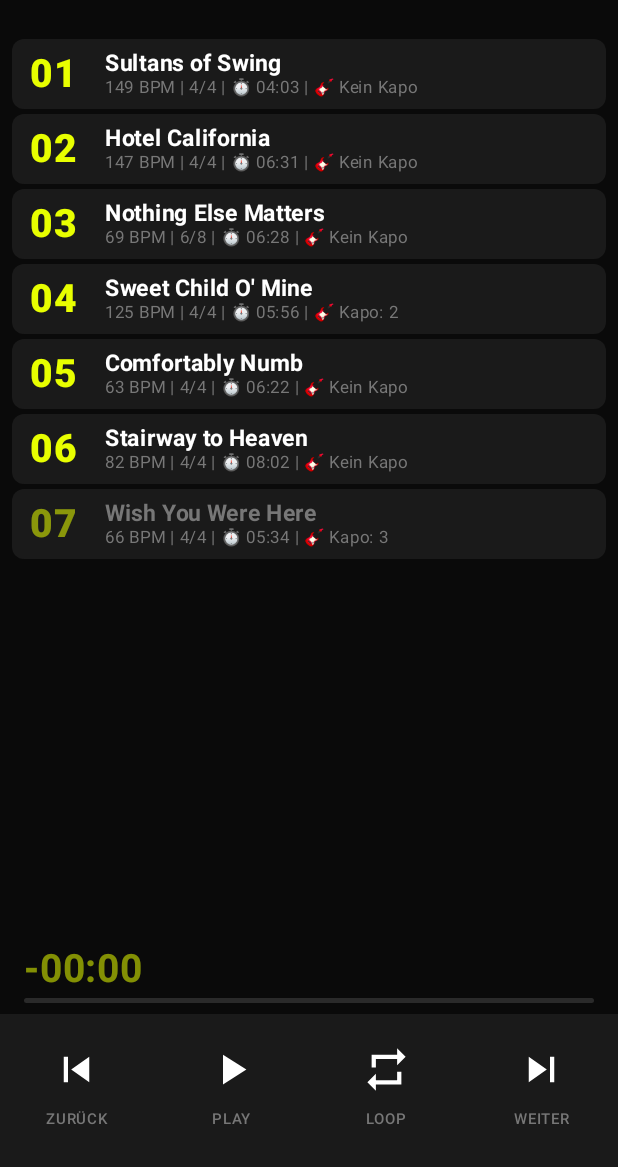
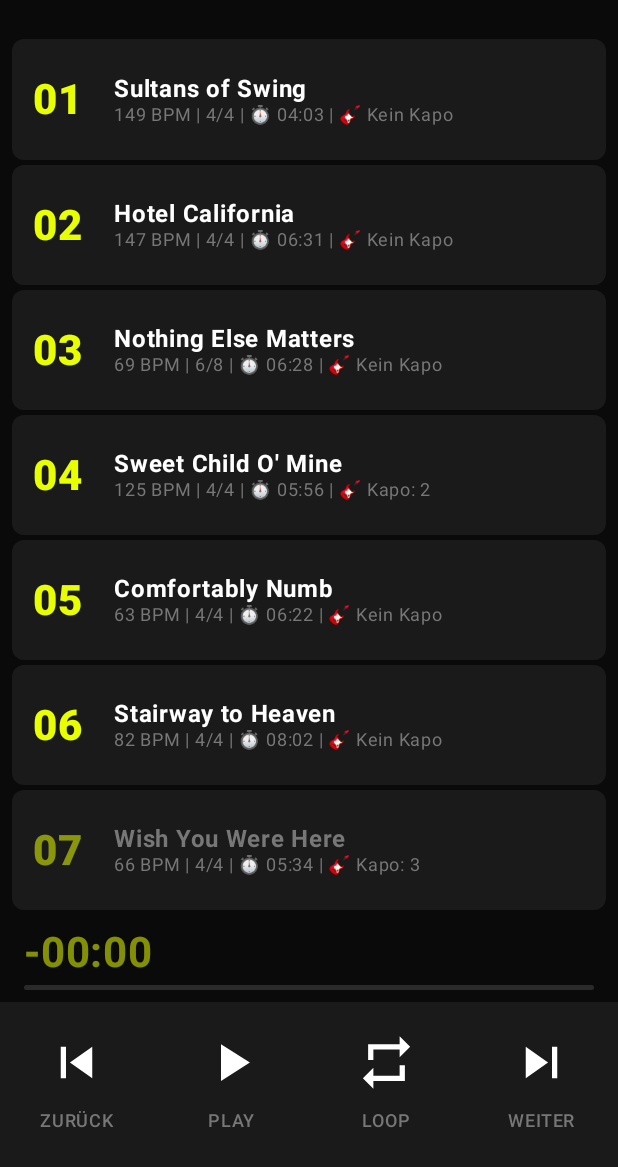
Before and after one commit to charmeundmelone-lab/Backing-Tracks, an Android app built with Jetpack Compose: the screen it shows after launch (MainActivity), on a phone screen of 412 x 824 dp, the part 69-1236 px from its top. Run offline under Robolectric (Android 15) with nearby library versions, the phone set to English and light mode, and no system bars; our stand-ins replace Room's generated code.

Commit message:
UI: Dynamic Layout — kein schwarzer Gap, größere Buttons
- Song-Kacheln mit weight(1f) in Column statt LazyColumn:
  Songs füllen den Raum zwischen TopBar und BottomPlayer dynamisch.
  Kein schwarzer Leerraum mehr, egal welche Bildschirmgröße.
- SongRow: padding vertikal 0 (Höhe kommt vom weight), mehr Lesbarkeit
- BottomPlayer-Buttons: Höhe 110dp (fest), Icons 42dp, Label 12sp SemiBold
- Countdown: 28sp, Padding 8dp vertikal

Co-Authored-By: Claude Sonnet 4.6 <noreply@anthropic.com>

```diff
--- a/app/src/main/java/de/livegigplayer/pro/ui/MainScreen.kt
+++ b/app/src/main/java/de/livegigplayer/pro/ui/MainScreen.kt
@@ -2,12 +2,9 @@ package de.livegigplayer.pro.ui
 
 import androidx.compose.foundation.background
 import androidx.compose.foundation.layout.Arrangement
-import androidx.compose.foundation.layout.Box
 import androidx.compose.foundation.layout.Column
-import androidx.compose.foundation.layout.PaddingValues
 import androidx.compose.foundation.layout.Row
 import androidx.compose.foundation.layout.Spacer
-import androidx.compose.foundation.layout.aspectRatio
 import androidx.compose.foundation.layout.fillMaxSize
 import androidx.compose.foundation.layout.fillMaxWidth
 import androidx.compose.foundation.layout.height
@@ -15,8 +12,6 @@ import androidx.compose.foundation.layout.padding
 import androidx.compose.foundation.layout.size
 import androidx.compose.foundation.layout.systemBarsPadding
 import androidx.compose.foundation.layout.width
-import androidx.compose.foundation.lazy.LazyColumn
-import androidx.compose.foundation.lazy.itemsIndexed
 import androidx.compose.material.icons.Icons
 import androidx.compose.material.icons.filled.Lock
 import androidx.compose.material.icons.filled.LockOpen
@@ -74,13 +69,19 @@ fun MainScreen() {
     ) {
         TopBar(isLocked = isLocked, onLockToggle = { isLocked = !isLocked })
 
-        LazyColumn(
-            modifier = Modifier.weight(1f),
-            contentPadding = PaddingValues(horizontal = 8.dp, vertical = 4.dp),
+        // Jede Kachel bekommt weight(1f) → füllt exakt den verfügbaren Raum ohne schwarze Lücke
+        Column(
+            modifier = Modifier
+                .weight(1f)
+                .padding(horizontal = 8.dp, vertical = 4.dp),
             verticalArrangement = Arrangement.spacedBy(3.dp)
         ) {
-            itemsIndexed(dummySongs) { index, song ->
-                SongRow(index = index + 1, song = song)
+            dummySongs.forEachIndexed { index, song ->
+                SongRow(
+                    index = index + 1,
+                    song = song,
+                    modifier = Modifier.weight(1f)
+                )
             }
         }
 
@@ -116,31 +117,31 @@ private fun TopBar(isLocked: Boolean, onLockToggle: () -> Unit) {
 }
 
 @Composable
-private fun SongRow(index: Int, song: Song) {
+private fun SongRow(index: Int, song: Song, modifier: Modifier = Modifier) {
     val dimmed = song.isCompleted
     Row(
-        modifier = Modifier
+        modifier = modifier
             .fillMaxWidth()
             .background(BgCard, shape = MaterialTheme.shapes.small)
-            .padding(horizontal = 12.dp, vertical = 7.dp),
+            .padding(horizontal = 14.dp, vertical = 0.dp),
         verticalAlignment = Alignment.CenterVertically
     ) {
         Text(
             text = index.toString().padStart(2, '0'),
             color = if (dimmed) VoltDim else Volt,
-            fontSize = 26.sp,
+            fontSize = 28.sp,
             fontWeight = FontWeight.Black,
-            lineHeight = 28.sp,
-            modifier = Modifier.width(40.dp)
+            lineHeight = 30.sp,
+            modifier = Modifier.width(44.dp)
         )
         Spacer(modifier = Modifier.width(10.dp))
         Column {
             Text(
                 text = song.title,
                 color = if (dimmed) Gray else White,
-                fontSize = 15.sp,
+                fontSize = 16.sp,
                 fontWeight = FontWeight.Bold,
-                lineHeight = 18.sp,
+                lineHeight = 19.sp,
                 maxLines = 1,
                 overflow = TextOverflow.Ellipsis
             )
@@ -148,7 +149,7 @@ private fun SongRow(index: Int, song: Song) {
             Text(
                 text = "${song.bpm} BPM | ${song.timeSignature} | ⏱️ ${song.duration} | $capoText",
                 color = Gray,
-                fontSize = 11.sp,
+                fontSize = 12.sp,
                 lineHeight = 14.sp,
                 fontWeight = FontWeight.Normal
             )
@@ -166,16 +167,16 @@ private fun BottomPlayer() {
         Column(
             modifier = Modifier
                 .fillMaxWidth()
-                .padding(horizontal = 16.dp, vertical = 7.dp)
+                .padding(horizontal = 16.dp, vertical = 8.dp)
         ) {
             Text(
                 text = "-00:00",
                 color = VoltDim,
-                fontSize = 26.sp,
+                fontSize = 28.sp,
                 fontWeight = FontWeight.Bold,
-                lineHeight = 28.sp
+                lineHeight = 30.sp
             )
-            Spacer(modifier = Modifier.height(4.dp))
+            Spacer(modifier = Modifier.height(5.dp))
             LinearProgressIndicator(
                 progress = { 0f },
                 modifier = Modifier
@@ -205,7 +206,7 @@ private fun BottomPlayer() {
 private fun PlayerButton(icon: ImageVector, label: String, modifier: Modifier = Modifier) {
     Column(
         modifier = modifier
-            .aspectRatio(1f)
+            .height(110.dp)
             .background(BgCard),
         horizontalAlignment = Alignment.CenterHorizontally,
         verticalArrangement = Arrangement.Center
@@ -214,14 +215,14 @@ private fun PlayerButton(icon: ImageVector, label: String, modifier: Modifier =
             imageVector = icon,
             contentDescription = label,
             tint = White,
-            modifier = Modifier.size(34.dp)
+            modifier = Modifier.size(42.dp)
         )
-        Spacer(modifier = Modifier.height(4.dp))
+        Spacer(modifier = Modifier.height(6.dp))
         Text(
             text = label,
             color = Gray,
-            fontSize = 10.sp,
-            fontWeight = FontWeight.Medium
+            fontSize = 12.sp,
+            fontWeight = FontWeight.SemiBold
         )
     }
 }
```
